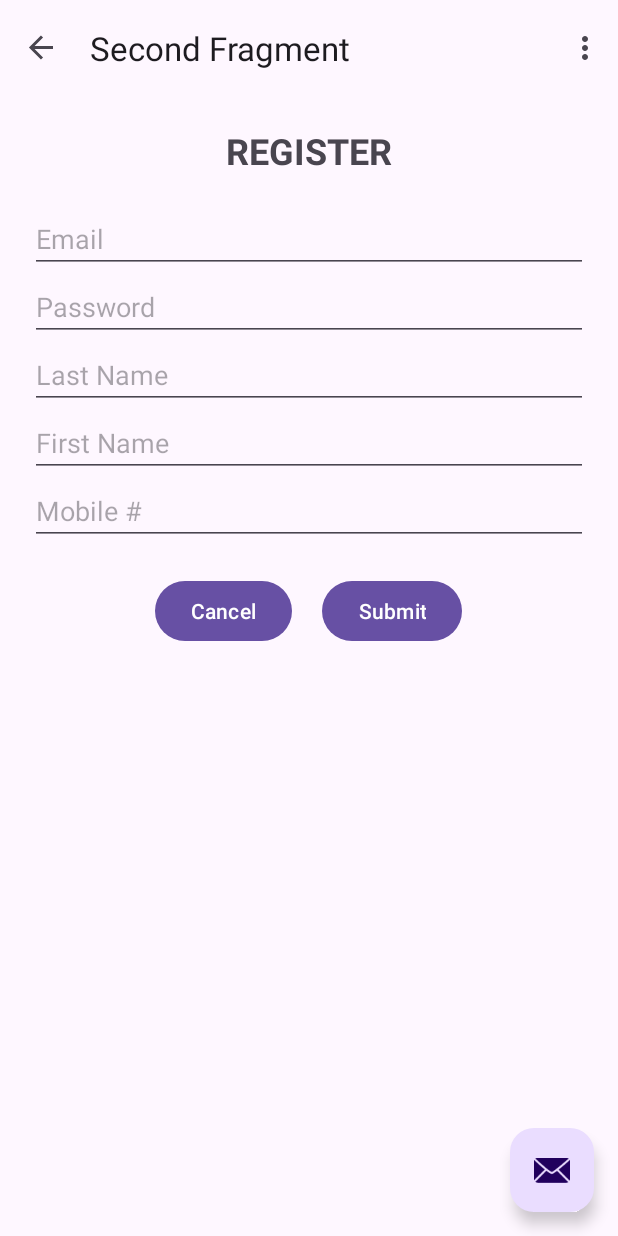
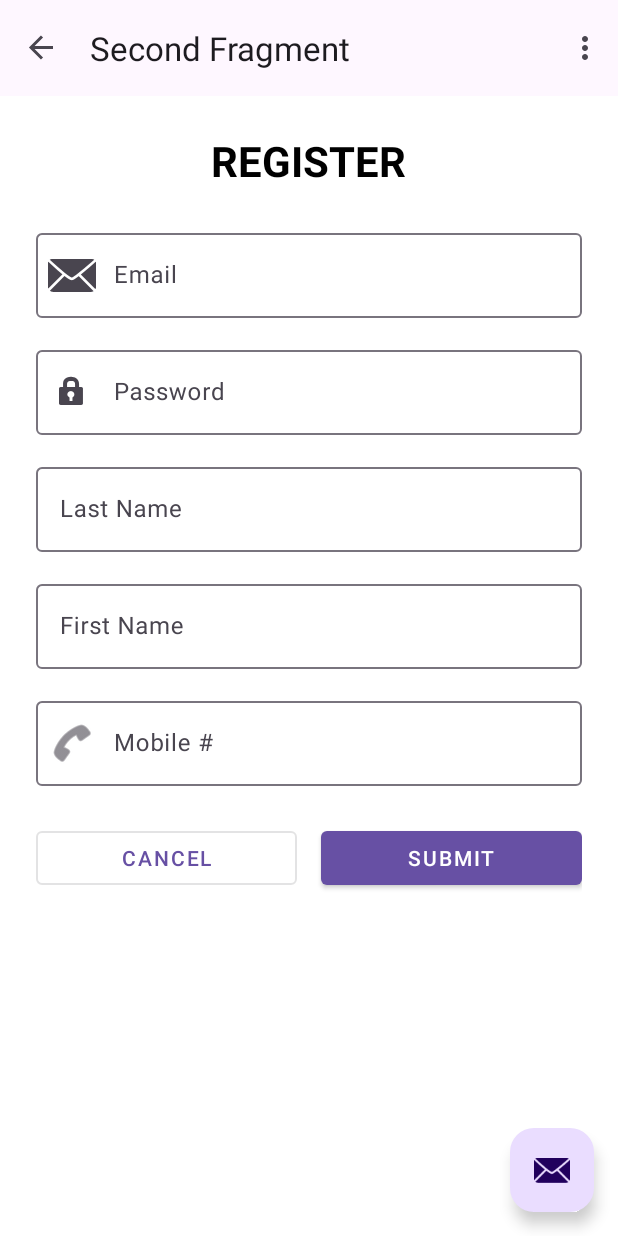
Before and after one commit to alberastine/IT412, an Android app: the SecondFragment screen opened through its navigation route, on a phone screen of 412 x 824 dp. Run offline under Robolectric (Android 15) with nearby library versions, the phone set to English and light mode, and no system bars; our stand-ins replace navigation-ui.

```diff
--- a/app/src/main/java/com/example/it412activity/SecondFragment.java
+++ b/app/src/main/java/com/example/it412activity/SecondFragment.java
@@ -33,6 +33,11 @@ public class SecondFragment extends Fragment {
                 NavHostFragment.findNavController(SecondFragment.this)
                         .navigate(R.id.action_SecondFragment_to_FirstFragment)
         );
+
+        binding.btnRegisterSubmit.setOnClickListener(v ->
+                NavHostFragment.findNavController(SecondFragment.this)
+                        .navigate(R.id.action_FirstFragment_to_SecondFragment)
+        );
     }
 
     @Override
--- a/app/src/main/res/layout/fragment_second.xml
+++ b/app/src/main/res/layout/fragment_second.xml
@@ -1,8 +1,10 @@
 <?xml version="1.0" encoding="utf-8"?>
 <ScrollView xmlns:android="http://schemas.android.com/apk/res/android"
+    xmlns:app="http://schemas.android.com/apk/res-auto"
     android:layout_width="match_parent"
     android:layout_height="match_parent"
-    android:padding="20dp">
+    android:padding="24dp"
+    android:background="@android:color/background_light">
 
     <LinearLayout
         android:layout_width="match_parent"
@@ -15,64 +17,107 @@
             android:layout_width="wrap_content"
             android:layout_height="wrap_content"
             android:text="@string/register_title"
-            android:textSize="24sp"
+            android:textSize="28sp"
             android:textStyle="bold"
-            android:layout_marginBottom="20dp"/>
+            android:textColor="@android:color/black"
+            android:layout_marginBottom="24dp" />
 
-        <EditText
+        <!-- Email -->
+        <com.google.android.material.textfield.TextInputLayout
+            android:layout_width="match_parent"
+            android:layout_height="wrap_content"
+            android:layout_marginBottom="16dp"
+            app:startIconDrawable="@android:drawable/ic_dialog_email">
+
+            <com.google.android.material.textfield.TextInputEditText
                 android:id="@+id/etRegisterEmail"
                 android:layout_width="match_parent"
                 android:layout_height="wrap_content"
                 android:hint="@string/register_email"
-            android:inputType="textEmailAddress"/>
+                android:inputType="textEmailAddress" />
+        </com.google.android.material.textfield.TextInputLayout>
 
-        <EditText
+        <!-- Password -->
+        <com.google.android.material.textfield.TextInputLayout
+            android:layout_width="match_parent"
+            android:layout_height="wrap_content"
+            android:layout_marginBottom="16dp"
+            app:startIconDrawable="@android:drawable/ic_lock_idle_lock">
+
+            <com.google.android.material.textfield.TextInputEditText
                 android:id="@+id/etRegisterPassword"
                 android:layout_width="match_parent"
                 android:layout_height="wrap_content"
                 android:hint="@string/register_password"
-            android:inputType="textPassword"/>
+                android:inputType="textPassword" />
+        </com.google.android.material.textfield.TextInputLayout>
 
-        <EditText
+        <!-- Last Name -->
+        <com.google.android.material.textfield.TextInputLayout
+            android:layout_width="match_parent"
+            android:layout_height="wrap_content"
+            android:layout_marginBottom="16dp">
+
+            <com.google.android.material.textfield.TextInputEditText
                 android:id="@+id/etRegisterLastName"
                 android:layout_width="match_parent"
                 android:layout_height="wrap_content"
                 android:hint="@string/register_last_name"
-            android:inputType="textPersonName"/>
+                android:inputType="textPersonName" />
+        </com.google.android.material.textfield.TextInputLayout>
 
-        <EditText
+        <!-- First Name -->
+        <com.google.android.material.textfield.TextInputLayout
+            android:layout_width="match_parent"
+            android:layout_height="wrap_content"
+            android:layout_marginBottom="16dp">
+
+            <com.google.android.material.textfield.TextInputEditText
                 android:id="@+id/etRegisterFirstName"
                 android:layout_width="match_parent"
                 android:layout_height="wrap_content"
                 android:hint="@string/register_first_name"
-            android:inputType="textPersonName"/>
+                android:inputType="textPersonName" />
+        </com.google.android.material.textfield.TextInputLayout>
 
-        <EditText
+        <!-- Mobile -->
+        <com.google.android.material.textfield.TextInputLayout
+            android:layout_width="match_parent"
+            android:layout_height="wrap_content"
+            android:layout_marginBottom="24dp"
+            app:startIconDrawable="@android:drawable/ic_menu_call">
+
+            <com.google.android.material.textfield.TextInputEditText
                 android:id="@+id/etRegisterMobile"
                 android:layout_width="match_parent"
                 android:layout_height="wrap_content"
                 android:hint="@string/register_mobile"
-            android:inputType="phone"/>
+                android:inputType="phone" />
+        </com.google.android.material.textfield.TextInputLayout>
 
+        <!-- Buttons -->
         <LinearLayout
             android:layout_width="match_parent"
             android:layout_height="wrap_content"
             android:orientation="horizontal"
-            android:gravity="center"
-            android:layout_marginTop="20dp">
+            android:gravity="center">
 
-            <Button
+            <com.google.android.material.button.MaterialButton
                 android:id="@+id/btnRegisterCancel"
-                android:layout_width="wrap_content"
+                style="@style/Widget.MaterialComponents.Button.OutlinedButton"
+                android:layout_width="0dp"
                 android:layout_height="wrap_content"
-                android:text="@string/register_cancel"/>
+                android:layout_weight="1"
+                android:text="@string/register_cancel" />
 
-            <Button
+            <com.google.android.material.button.MaterialButton
                 android:id="@+id/btnRegisterSubmit"
-                android:layout_width="wrap_content"
+                style="@style/Widget.MaterialComponents.Button"
+                android:layout_width="0dp"
                 android:layout_height="wrap_content"
-                android:text="@string/register_submit"
-                android:layout_marginStart="20dp"/>
+                android:layout_weight="1"
+                android:layout_marginStart="16dp"
+                android:text="@string/register_submit" />
         </LinearLayout>
     </LinearLayout>
 </ScrollView>
```
Also changed, not shown: app/src/main/java/com/example/it412activity/FirstFragment.java (+21 -0 lines), app/src/main/java/com/example/it412activity/UserAccount.java (added, +47 -0 lines), app/src/main/res/layout/fragment_first.xml (+37 -15 lines). Lines whose indentation alone changed are shown as unchanged.
